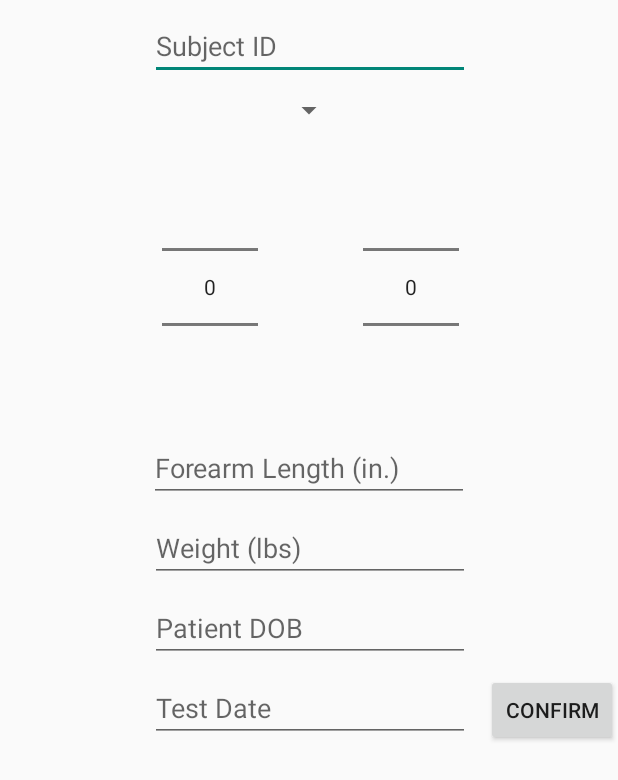
After one commit to zifeif2/BlueToothClass4-1, an Android app: the layout activity_patient_data.xml on its own in the app's theme, with its tools: preview values and no code run, on a phone screen of 412 x 824 dp. The commit adds this screen. Shown: the top 780 px of the screen. Run offline under Robolectric (Android 15) with nearby library versions, the phone set to English and light mode, and no system bars.

Commit message:
Added Patient Data UI

```diff
--- a/app/build.gradle
+++ b/app/build.gradle
@@ -2,7 +2,7 @@ apply plugin: 'com.android.application'
 
 android {
     compileSdkVersion 22
-    buildToolsVersion "22.0.1"
+    buildToolsVersion '25.0.0'
 
     defaultConfig {
         applicationId "com.win16.bluetoothclass3"
@@ -22,4 +22,5 @@ android {
 dependencies {
     compile fileTree(dir: 'libs', include: ['*.jar'])
     compile 'com.android.support:appcompat-v7:22.1.1'
+    compile 'com.android.support.constraint:constraint-layout:1.0.0-alpha9'
 }
--- /dev/null
+++ b/app/src/main/res/layout/activity_patient_data.xml
@@ -0,0 +1,118 @@
+<?xml version="1.0" encoding="utf-8"?>
+<android.support.constraint.ConstraintLayout xmlns:android="http://schemas.android.com/apk/res/android"
+    xmlns:app="http://schemas.android.com/apk/res-auto"
+    xmlns:tools="http://schemas.android.com/tools"
+    android:layout_width="match_parent"
+    android:layout_height="match_parent"
+    tools:context="com.win16.bluetoothclass4.PatientDataActivity">
+
+    <EditText
+        android:id="@+id/patient_ID"
+        android:layout_width="wrap_content"
+        android:layout_height="wrap_content"
+        android:layout_alignParentStart="true"
+        android:layout_alignParentTop="true"
+        android:ems="10"
+        android:hint="Subject ID"
+        android:inputType="textPersonName"
+        app:layout_constraintLeft_toLeftOf="parent"
+        app:layout_constraintRight_toRightOf="parent"
+        app:layout_constraintTop_toTopOf="parent"
+        android:layout_marginTop="8dp"
+        app:layout_constraintHorizontal_bias="0.503" />
+
+    <Spinner
+        android:id="@+id/patient_category_spinner"
+        android:layout_width="wrap_content"
+        android:layout_height="wrap_content"
+        android:layout_alignStart="@+id/patient_ID"
+        android:layout_below="@+id/patient_ID"
+        app:layout_constraintLeft_toLeftOf="parent"
+        app:layout_constraintRight_toRightOf="parent"
+        android:layout_marginTop="8dp"
+        app:layout_constraintTop_toBottomOf="@+id/patient_ID" />
+
+    <NumberPicker
+        android:id="@+id/patientHeightPicker_ft"
+        android:layout_width="wrap_content"
+        android:layout_height="wrap_content"
+        android:layout_marginLeft="8dp"
+        android:layout_marginTop="16dp"
+
+        app:layout_constraintLeft_toLeftOf="@+id/patient_ID"
+        app:layout_constraintTop_toBottomOf="@+id/patient_category_spinner"></NumberPicker>
+
+    <NumberPicker
+        android:id="@+id/patientHeightPicker_in"
+        android:layout_width="wrap_content"
+        android:layout_height="wrap_content"
+        android:layout_marginRight="7dp"
+        android:layout_marginTop="16dp"
+        app:layout_constraintRight_toRightOf="@+id/patient_ID"
+        app:layout_constraintTop_toBottomOf="@+id/patient_category_spinner">
+
+    </NumberPicker>
+
+    <EditText
+        android:id="@+id/patient_weight"
+        android:layout_width="wrap_content"
+        android:layout_height="wrap_content"
+        android:ems="10"
+        android:hint="Weight (lbs)"
+        android:inputType="number"
+        app:layout_constraintLeft_toLeftOf="parent"
+        app:layout_constraintRight_toRightOf="parent"
+        app:layout_constraintHorizontal_bias="0.503"
+        android:layout_marginTop="8dp"
+        app:layout_constraintTop_toBottomOf="@+id/patient_forearmlength" />
+
+    <EditText
+        android:id="@+id/patient_dob"
+        android:layout_width="wrap_content"
+        android:layout_height="wrap_content"
+        android:ems="10"
+        android:hint="Patient DOB"
+        android:inputType="date"
+        app:layout_constraintLeft_toLeftOf="parent"
+        app:layout_constraintRight_toRightOf="parent"
+        app:layout_constraintHorizontal_bias="0.503"
+        android:layout_marginTop="8dp"
+        app:layout_constraintTop_toBottomOf="@+id/patient_weight" />
+
+    <EditText
+        android:id="@+id/test_date"
+        android:layout_width="wrap_content"
+        android:layout_height="wrap_content"
+        android:layout_marginTop="8dp"
+        android:ems="10"
+        android:hint="Test Date"
+        android:inputType="date"
+        app:layout_constraintHorizontal_bias="0.503"
+        app:layout_constraintLeft_toLeftOf="parent"
+        app:layout_constraintRight_toRightOf="parent"
+        app:layout_constraintTop_toBottomOf="@+id/patient_dob" />
+
+    <EditText
+        android:id="@+id/patient_forearmlength"
+        android:layout_width="wrap_content"
+        android:layout_height="wrap_content"
+        android:layout_marginTop="8dp"
+        android:ems="10"
+        android:hint="Forearm Length (in.)"
+        android:inputType="number"
+        app:layout_constraintLeft_toLeftOf="parent"
+        app:layout_constraintRight_toRightOf="parent"
+        app:layout_constraintTop_toBottomOf="@+id/patientHeightPicker_ft" />
+
+    <Button
+        android:id="@+id/confirm_button"
+        android:layout_width="wrap_content"
+        android:layout_height="wrap_content"
+        android:text="Confirm"
+        app:layout_constraintHorizontal_bias="1.0"
+        app:layout_constraintLeft_toRightOf="@+id/test_date"
+        app:layout_constraintRight_toRightOf="parent"
+        app:layout_constraintTop_toTopOf="@+id/test_date" />
+
+
+</android.support.constraint.ConstraintLayout>
--- a/build.gradle
+++ b/build.gradle
@@ -5,7 +5,7 @@ buildscript {
         jcenter()
     }
     dependencies {
-        classpath 'com.android.tools.build:gradle:1.2.3'
+        classpath 'com.android.tools.build:gradle:2.3.2'
 
         // NOTE: Do not place your application dependencies here; they belong
         // in the individual module build.gradle files
```
Also changed, not shown: app/src/main/res/layout/activity_main.xml (+32 -4 lines), app/src/main/res/layout/activity_summary.xml (added, +24 -0 lines), app/src/main/res/values/strings.xml (+32 -0 lines), gradle/wrapper/gradle-wrapper.properties, 1 other file.
